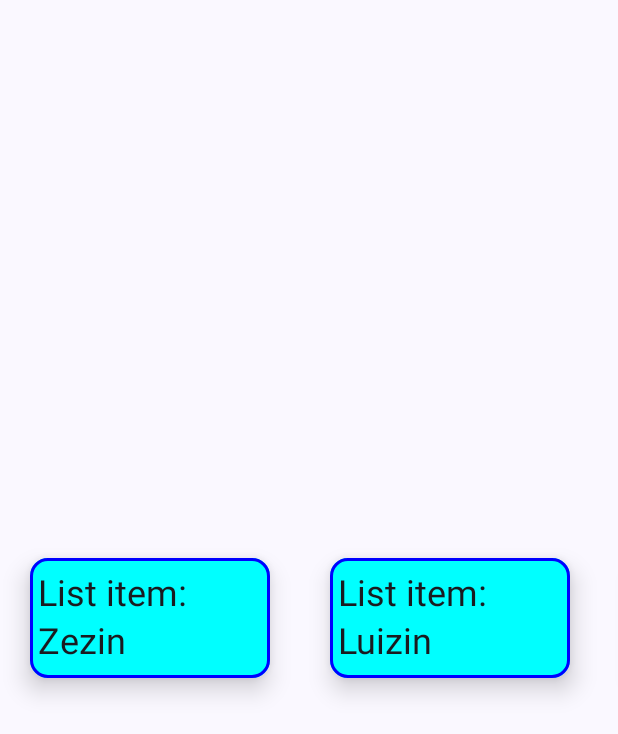
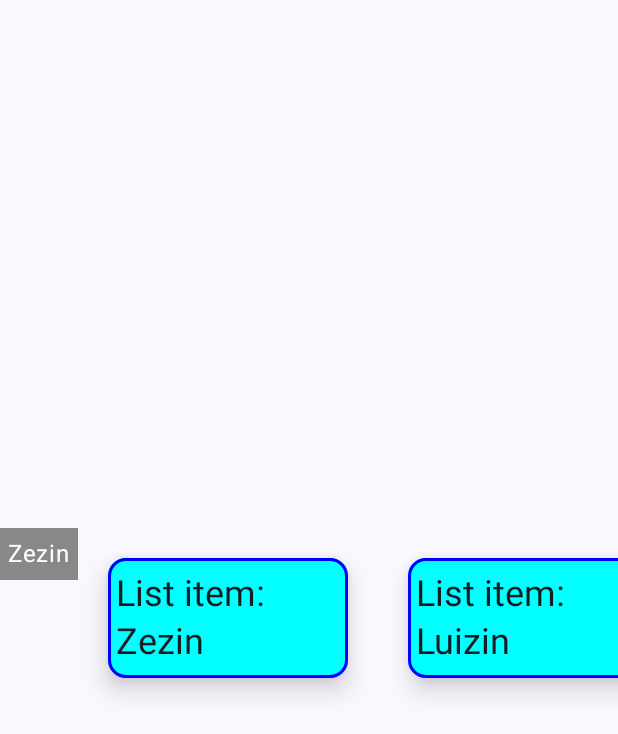
Before and after one commit to Naillton/LazyListDemo, an Android app built with Jetpack Compose: the screen it shows after launch (MainActivity), on a phone screen of 412 x 824 dp. Shown: the top 734 px of the screen. Run offline under Robolectric (Android 15) with nearby library versions, the phone set to English and light mode, and no system bars.

```diff
--- a/app/src/main/java/com/example/lazylistdemo/MainActivity.kt
+++ b/app/src/main/java/com/example/lazylistdemo/MainActivity.kt
@@ -1,17 +1,20 @@
 package com.example.lazylistdemo
 
+import android.annotation.SuppressLint
 import android.content.Context
 import android.os.Bundle
 import android.widget.Toast
 import androidx.activity.ComponentActivity
 import androidx.activity.compose.setContent
 import androidx.compose.foundation.BorderStroke
+import androidx.compose.foundation.ExperimentalFoundationApi
 import androidx.compose.foundation.background
 import androidx.compose.foundation.clickable
 import androidx.compose.foundation.layout.Arrangement
 import androidx.compose.foundation.layout.Box
 import androidx.compose.foundation.layout.Column
 import androidx.compose.foundation.layout.fillMaxSize
+import androidx.compose.foundation.layout.fillMaxWidth
 import androidx.compose.foundation.layout.padding
 import androidx.compose.foundation.layout.size
 import androidx.compose.foundation.lazy.LazyColumn
@@ -32,6 +35,7 @@ import androidx.compose.ui.unit.dp
 import com.example.lazylistdemo.ui.theme.LazyListDemoTheme
 
 class MainActivity : ComponentActivity() {
+    @SuppressLint("SuspiciousIndentation")
     override fun onCreate(savedInstanceState: Bundle?) {
         super.onCreate(savedInstanceState)
         setContent {
@@ -76,6 +80,7 @@ class MainActivity : ComponentActivity() {
  * fazem isso!
  */
 
+@OptIn(ExperimentalFoundationApi::class)
 @Composable
 fun MainScreen(array: Array<String>) {
      // acessando contexto local da aplicacao e guardando em uma variavel
@@ -89,6 +94,9 @@ fun MainScreen(array: Array<String>) {
             Toast.LENGTH_LONG
         ).show()
     }
+
+    // agrupando itens
+    val groupedItems = array.groupBy { it.substringBefore(' ') }
     Box(
         Modifier.fillMaxSize(),
         contentAlignment = Alignment.Center
@@ -99,8 +107,20 @@ fun MainScreen(array: Array<String>) {
             }
         }*/
         LazyRow {
-            items(array) {
-                CardElement(text = it, onClick = onTouch)
+            groupedItems.forEach { (names: String) ->
+                stickyHeader {
+                    Text(
+                        text = names,
+                        color = Color.White,
+                        modifier = Modifier
+                            .background(Color.Gray)
+                            .padding(5.dp)
+                            .fillMaxWidth()
+                    )
+                }
+                items(array) {
+                    CardElement(text = it, onClick = onTouch)
+                }
             }
         }
 
```
